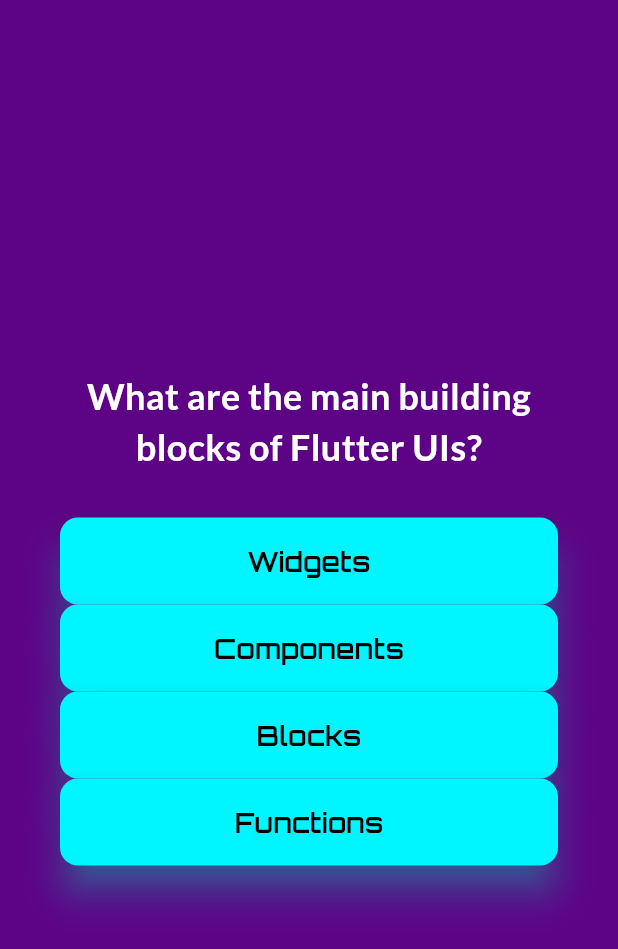
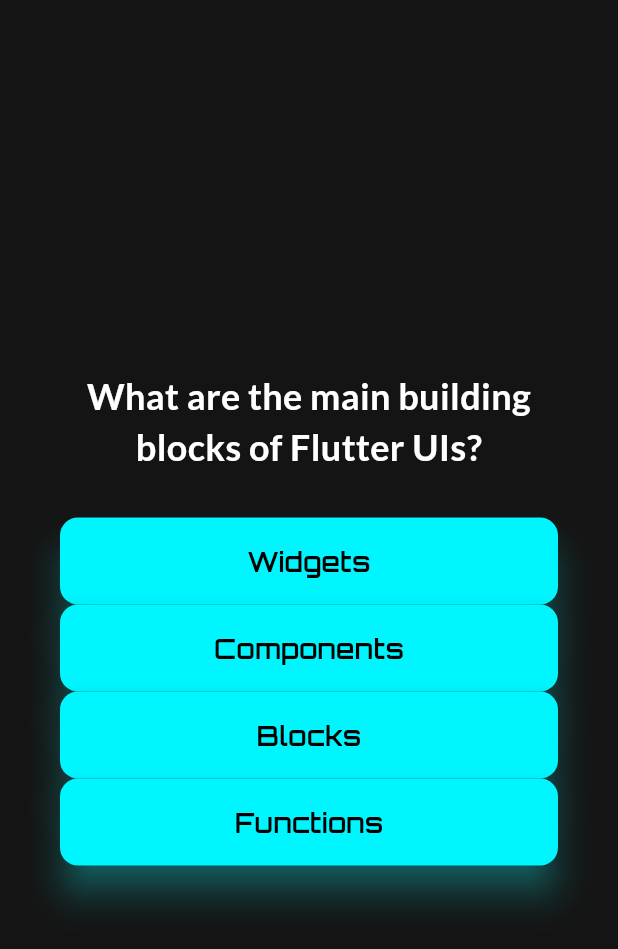
Before and after one commit to martinv-23/Tarea_App_Flutter_Quiz, a Flutter app: the screen it shows after launch, after a tap on "Start Quiz", on a phone screen of 412 x 824 dp. Shown: the top 949 px of the screen. Run offline on Flutter 3.47's test engine with Material 3 defaults, Android fonts, the phone set to English and light mode, and no system bars; our stand-ins replace google_fonts.

Commit message:
Cuarto commit

```diff
--- a/lib/quiz.dart
+++ b/lib/quiz.dart
@@ -67,7 +67,7 @@
     return MaterialApp(
       home: Scaffold(
         body: screenWidget,
-        backgroundColor: const Color.fromARGB(255, 93, 4, 134),
+        backgroundColor: const Color(0xFF141414), // fondo oscuro moderno
       ),
     );
   }
```
